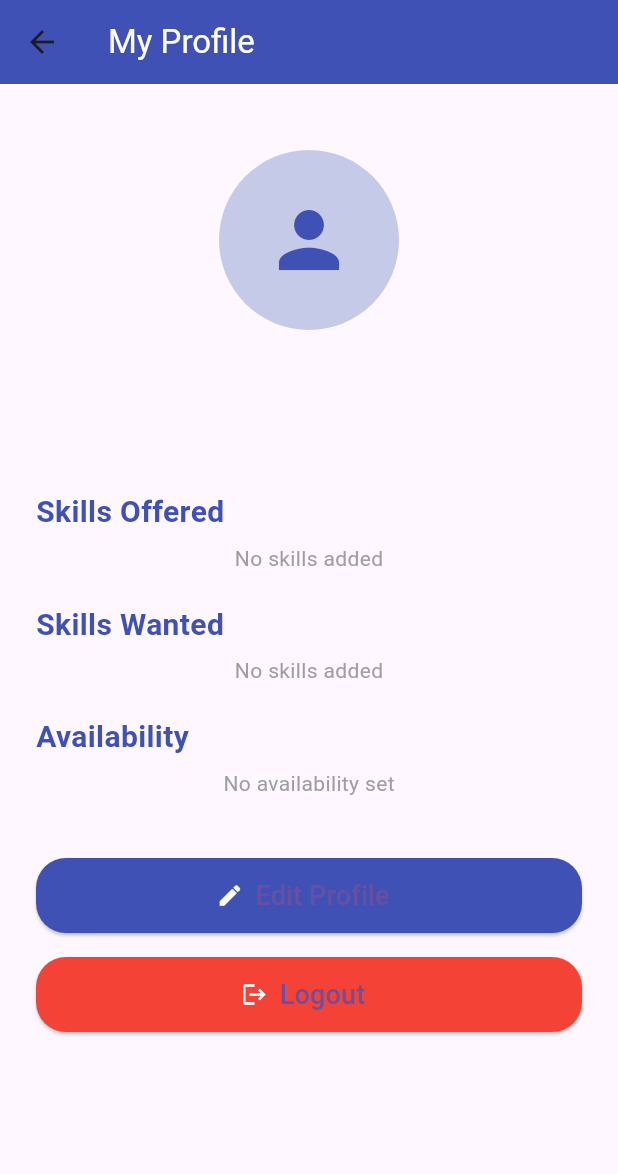
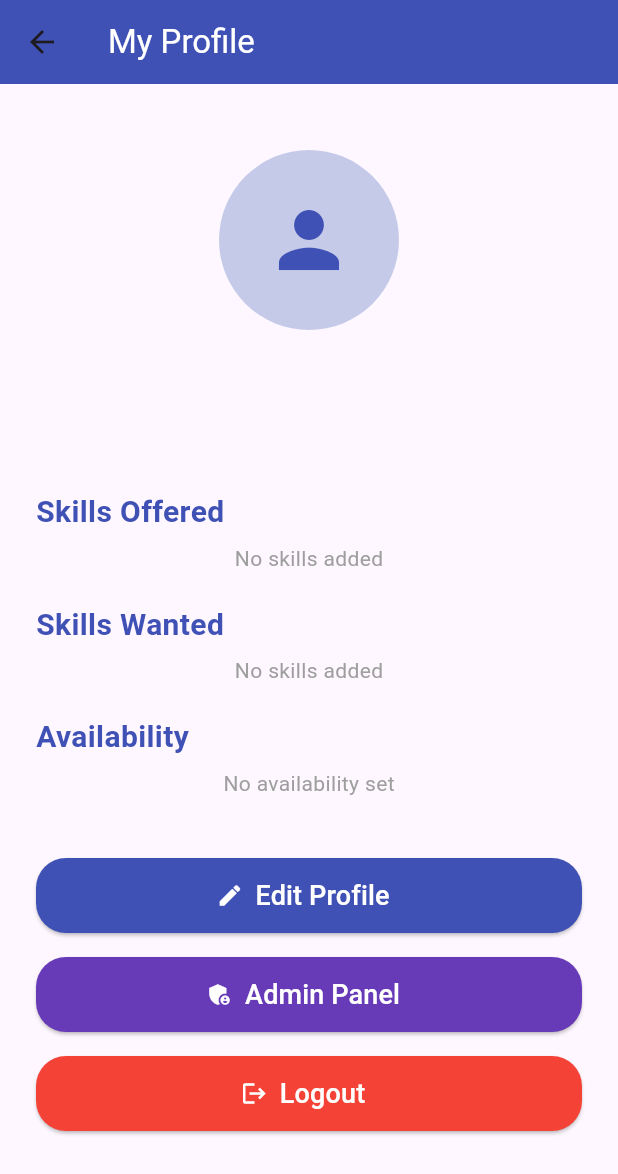
Before and after one commit to ArnabIITP/SkillEx, a Flutter app: the ProfilePage screen opened directly, on a phone screen of 412 x 824 dp. Shown: the top 1174 px of the screen. Run offline on Flutter 3.47's test engine with Material 3 defaults, Android fonts, the light colour scheme and no system bars; our stand-ins replace cloud_firestore, firebase_auth, firebase_core; accounts and stored records are empty; statements that could not run were skipped.

Commit message:
Admin pannel added to profile page

```diff
--- a/lib/Screen/Admin/Admin.dart
+++ b/lib/Screen/Admin/Admin.dart
@@ -68,7 +68,7 @@ class _AdminPageState extends State<AdminPage> {
   Widget build(BuildContext context) {
     return Scaffold(
       appBar: AppBar(
-        title: const Text("Admin Panel"),
+        title: const Text("Admin Panel",style: TextStyle(color: Colors.white),),
         backgroundColor: Colors.indigo,
       ),
       body: FutureBuilder<List<DocumentSnapshot>>(
--- a/lib/Screen/User/profile.dart
+++ b/lib/Screen/User/profile.dart
@@ -2,6 +2,7 @@ import 'package:cloud_firestore/cloud_firestore.dart';
 import 'package:firebase_auth/firebase_auth.dart';
 import 'package:flutter/material.dart';
 import 'package:untitled/Screen/User/setup.dart';
+import '../Admin/Admin.dart'; // Ensure correct path to AdminPage
 
 class ProfilePage extends StatelessWidget {
   const ProfilePage({super.key});
@@ -74,7 +75,6 @@ class ProfilePage extends StatelessWidget {
                       : null,
                 ),
                 const SizedBox(height: 16),
-
                 Text(
                   name,
                   style: const TextStyle(fontSize: 26, fontWeight: FontWeight.bold),
@@ -98,6 +98,7 @@ class ProfilePage extends StatelessWidget {
                 _buildAvailabilityPills(availability),
                 const SizedBox(height: 40),
 
+                // Edit Profile Button
                 ElevatedButton.icon(
                   onPressed: () {
                     Navigator.push(
@@ -106,7 +107,7 @@ class ProfilePage extends StatelessWidget {
                     );
                   },
                   icon: const Icon(Icons.edit, color: Colors.white),
-                  label: const Text("Edit Profile", style: TextStyle(fontSize: 18)),
+                  label: const Text("Edit Profile", style: TextStyle(fontSize: 18, color: Colors.white)),
                   style: ElevatedButton.styleFrom(
                     backgroundColor: Colors.indigo,
                     minimumSize: const Size.fromHeight(50),
@@ -117,13 +118,34 @@ class ProfilePage extends StatelessWidget {
                 ),
                 const SizedBox(height: 16),
 
+                // Admin Panel Button
+                ElevatedButton.icon(
+                  onPressed: () {
+                    Navigator.push(
+                      context,
+                      MaterialPageRoute(builder: (_) => const AdminPage()),
+                    );
+                  },
+                  icon: const Icon(Icons.admin_panel_settings, color: Colors.white),
+                  label: const Text("Admin Panel", style: TextStyle(fontSize: 18, color: Colors.white)),
+                  style: ElevatedButton.styleFrom(
+                    backgroundColor: Colors.deepPurple,
+                    minimumSize: const Size.fromHeight(50),
+                    shape: RoundedRectangleBorder(
+                      borderRadius: BorderRadius.circular(20),
+                    ),
+                  ),
+                ),
+                const SizedBox(height: 16),
+
+                // Logout Button
                 ElevatedButton.icon(
                   onPressed: () async {
                     await FirebaseAuth.instance.signOut();
                     Navigator.of(context).popUntil((route) => route.isFirst);
                   },
                   icon: const Icon(Icons.logout, color: Colors.white),
-                  label: const Text("Logout", style: TextStyle(fontSize: 18)),
+                  label: const Text("Logout", style: TextStyle(fontSize: 18, color: Colors.white)),
                   style: ElevatedButton.styleFrom(
                     backgroundColor: Colors.red,
                     minimumSize: const Size.fromHeight(50),
--- a/lib/main.dart
+++ b/lib/main.dart
@@ -20,7 +20,7 @@ class MyApp extends StatelessWidget {
       theme: ThemeData(
         primarySwatch: Colors.blue,
       ),
-      home: AdminPage(),
+      home: SignupPage(),
     );
   }
 }
```
